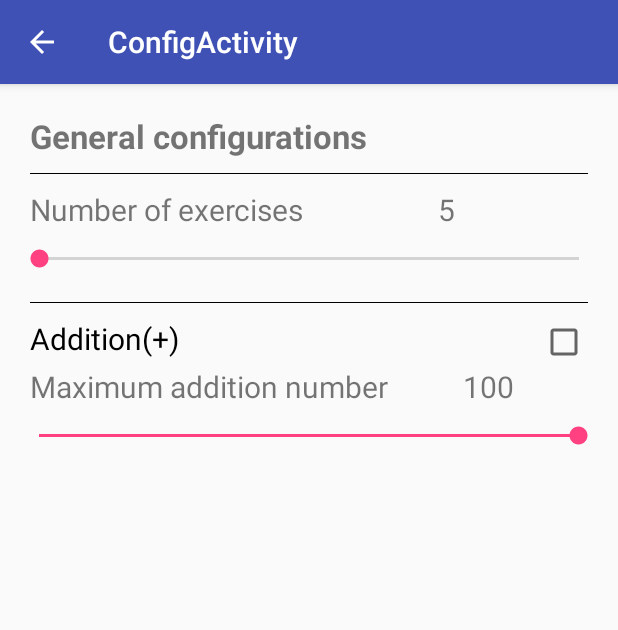
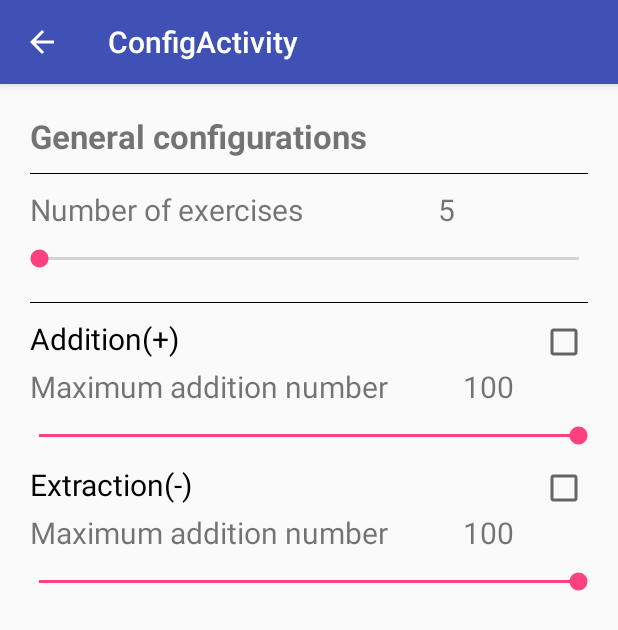
Before and after one commit to jiahaoliuliu/MathCalculator, an Android app: the screen it shows after launch (ConfigActivity), after a tap on "Settings", on a phone screen of 412 x 824 dp. Shown: the top 630 px of the screen. Run offline under Robolectric (Android 15) with nearby library versions, the light colour scheme and no system bars; our stand-ins replace data binding; 12 statements that could not run were skipped.

Commit message:
Set the configuration for the extraction

```diff
--- a/app/src/main/java/com/jiahaoliuliu/mathcalculator/config/ConfigActivity.java
+++ b/app/src/main/java/com/jiahaoliuliu/mathcalculator/config/ConfigActivity.java
@@ -42,7 +42,7 @@ public class ConfigActivity extends AppCompatActivity {
         getSupportActionBar().setDisplayHomeAsUpEnabled(true);
         getSupportActionBar().setDisplayShowHomeEnabled(true);
 
-        // Set the listener for the seekbar
+        // General settings: Number of exercises
         activityConfigBinding.numberOfExercises.setOnSeekBarChangeListener(new SeekBar.OnSeekBarChangeListener() {
             @Override
             public void onProgressChanged(SeekBar seekBar, int numberOfExercises, boolean fromUser) {
@@ -61,6 +61,7 @@ public class ConfigActivity extends AppCompatActivity {
             }
         });
 
+        // Addition
         activityConfigBinding.additionAllowed.setOnCheckedChangeListener(new CompoundButton.OnCheckedChangeListener() {
             @Override
             public void onCheckedChanged(CompoundButton compoundButton, boolean checked) {
@@ -70,6 +71,9 @@ public class ConfigActivity extends AppCompatActivity {
 
                 // Update the view
                 activityConfigBinding.setConfigurationModel(currentConfigurationModel);
+                // This should be done on the xml, but somehow it is not possible
+                activityConfigBinding.maximumAdditionNumber.setEnabled(
+                        currentConfigurationModel.isAdditionAllowed());
             }
         });
 
@@ -90,6 +94,41 @@ public class ConfigActivity extends AppCompatActivity {
                 // Do nothing
             }
         });
+
+        // Extraction
+        activityConfigBinding.extractionAllowed.setOnCheckedChangeListener(new CompoundButton.OnCheckedChangeListener() {
+            @Override
+            public void onCheckedChanged(CompoundButton compoundButton, boolean checked) {
+                // Update the checkbox
+                currentConfigurationModel.setExtractionAllowed(checked);
+                mainViewModel.setCurrentConfigurationModel(currentConfigurationModel);
+
+                // Update the view
+                activityConfigBinding.setConfigurationModel(currentConfigurationModel);
+                // This should be done on the xml, but somehow it is not possible
+                activityConfigBinding.maximumExtractionNumber.setEnabled(
+                        currentConfigurationModel.isExtractionAllowed());
+            }
+        });
+
+        activityConfigBinding.maximumExtractionNumber.setOnSeekBarChangeListener(new SeekBar.OnSeekBarChangeListener() {
+            @Override
+            public void onProgressChanged(SeekBar seekBar, int maximumExtractionNumber, boolean b) {
+                // Set and save the value
+                updateMaximumExtractionNumber(maximumExtractionNumber);
+            }
+
+            @Override
+            public void onStartTrackingTouch(SeekBar seekBar) {
+                // Do nothing
+            }
+
+            @Override
+            public void onStopTrackingTouch(SeekBar seekBar) {
+                // Do nothing
+            }
+        });
+
     }
 
     private void updateNumberOfExercises(int numberOfExercises) {
@@ -120,6 +159,20 @@ public class ConfigActivity extends AppCompatActivity {
         activityConfigBinding.setConfigurationModel(currentConfigurationModel);
     }
 
+    private void updateMaximumExtractionNumber(int maximumExtractionNumber) {
+        if (maximumExtractionNumber <= 0) {
+            Log.w(TAG, "The maximum extraction number cannot be lower than 0");
+            return;
+        }
+
+        // Update the internal data
+        currentConfigurationModel.setMaximumExtractionNumber(maximumExtractionNumber);
+        mainViewModel.setCurrentConfigurationModel(currentConfigurationModel);
+
+        // Update the view
+        activityConfigBinding.setConfigurationModel(currentConfigurationModel);
+    }
+
     // Action bar
     @Override
     public boolean onSupportNavigateUp() {
--- a/app/src/main/java/com/jiahaoliuliu/mathcalculator/config/ConfigurationModel.java
+++ b/app/src/main/java/com/jiahaoliuliu/mathcalculator/config/ConfigurationModel.java
@@ -4,10 +4,17 @@ import com.google.gson.Gson;
 
 public class ConfigurationModel {
 
+    // General settings
     // The init value for the number of exercises is 5
     private int numberOfExercises = 5;
+
+    // Addition
     private boolean additionAllowed = true;
     private int maximumAdditionNumber = 100; // 100 is the init value
+
+    // Extraction
+    private boolean extractionAllowed = true;
+    private int maximumExtractionNumber = 100; // 100 is the init value
 
     // Let gson ignore itself on serialization
     private transient Gson gson;
@@ -16,10 +23,14 @@ public class ConfigurationModel {
         gson = new Gson();
     }
 
-    public ConfigurationModel(int numberOfExercises, boolean additionAllowed, int maximumAdditionNumber) {
+    public ConfigurationModel(int numberOfExercises, boolean additionAllowed,
+                              int maximumAdditionNumber, boolean extractionAllowed,
+                              int maximumExtractionNumber) {
         this.numberOfExercises = numberOfExercises;
         this.additionAllowed = additionAllowed;
         this.maximumAdditionNumber = maximumAdditionNumber;
+        this.extractionAllowed = extractionAllowed;
+        this.maximumExtractionNumber = maximumExtractionNumber;
         this.gson = new Gson();
     }
 
@@ -31,6 +42,8 @@ public class ConfigurationModel {
         this.numberOfExercises = configurationModel.numberOfExercises;
         this.additionAllowed = configurationModel.additionAllowed;
         this.maximumAdditionNumber = configurationModel.maximumAdditionNumber;
+        this.extractionAllowed = configurationModel.extractionAllowed;
+        this.maximumExtractionNumber = configurationModel.maximumExtractionNumber;
     }
 
     public int getNumberOfExercises() {
@@ -57,6 +70,22 @@ public class ConfigurationModel {
         this.maximumAdditionNumber = maximumAdditionNumber;
     }
 
+    public boolean isExtractionAllowed() {
+        return extractionAllowed;
+    }
+
+    public void setExtractionAllowed(boolean extractionAllowed) {
+        this.extractionAllowed = extractionAllowed;
+    }
+
+    public int getMaximumExtractionNumber() {
+        return maximumExtractionNumber;
+    }
+
+    public void setMaximumExtractionNumber(int maximumExtractionNumber) {
+        this.maximumExtractionNumber = maximumExtractionNumber;
+    }
+
     public String toJson() {
         return gson.toJson(this);
     }
--- a/app/src/main/java/com/jiahaoliuliu/mathcalculator/data/MainViewModel.java
+++ b/app/src/main/java/com/jiahaoliuliu/mathcalculator/data/MainViewModel.java
@@ -228,6 +228,8 @@ public class MainViewModel {
         switch (operation) {
             case ADDITION:
                 return currentConfigurationModel.isAdditionAllowed();
+            case EXTRACTION:
+                return currentConfigurationModel.isExtractionAllowed();
             default:
                 return true;
         }
--- a/app/src/main/res/layout/activity_config.xml
+++ b/app/src/main/res/layout/activity_config.xml
@@ -116,6 +116,7 @@
                     android:layout_height="wrap_content"
                     style="@style/ConfigText"
                     android:text="@string/config_maximum_addition_number"
+                    android:enabled="@{configurationModel.additionAllowed}"
                     />
                 <TextView
                     android:layout_width="match_parent"
@@ -123,6 +124,7 @@
                     style="@style/NormalText"
                     tools:text="100"
                     android:text="@{Integer.toString(configurationModel.maximumAdditionNumber)}"
+                    android:enabled="@{configurationModel.additionAllowed}"
                     />
             </LinearLayout>
             <android.support.v7.widget.AppCompatSeekBar
@@ -138,6 +140,52 @@
                 android:progress="@{configurationModel.maximumAdditionNumber}"
                 />
 
+            <!-- Extraction -->
+            <CheckBox
+                android:id="@+id/extraction_allowed"
+                android:layout_width="match_parent"
+                android:layout_height="wrap_content"
+                style="@style/ConfigText"
+                android:button="@null"
+                android:drawableRight="?android:attr/listChoiceIndicatorMultiple"
+                android:text="@string/config_extraction"
+                android:checked="@{configurationModel.extractionAllowed}"
+                />
+            <!-- Maximum addition number -->
+            <LinearLayout
+                android:layout_width="match_parent"
+                android:layout_height="wrap_content"
+                android:orientation="horizontal"
+                >
+                <TextView
+                    android:layout_width="wrap_content"
+                    android:layout_height="wrap_content"
+                    style="@style/ConfigText"
+                    android:text="@string/config_maximum_addition_number"
+                    android:enabled="@{configurationModel.extractionAllowed}"
+                    />
+                <TextView
+                    android:layout_width="match_parent"
+                    android:layout_height="wrap_content"
+                    style="@style/NormalText"
+                    tools:text="100"
+                    android:text="@{Integer.toString(configurationModel.maximumExtractionNumber)}"
+                    android:enabled="@{configurationModel.extractionAllowed}"
+                    />
+            </LinearLayout>
+            <android.support.v7.widget.AppCompatSeekBar
+                android:id="@+id/maximum_extraction_number"
+                android:layout_width="match_parent"
+                android:layout_height="wrap_content"
+                android:layout_marginTop="10dp"
+                android:layout_marginBottom="10dp"
+                android:layout_marginLeft="-10dp"
+                android:layout_marginRight="-10dp"
+                android:max="100"
+                android:min="5"
+                android:progress="@{configurationModel.maximumExtractionNumber}"
+                />
+
         </LinearLayout>
     </LinearLayout>
 </layout>
--- a/app/src/main/res/values/strings.xml
+++ b/app/src/main/res/values/strings.xml
@@ -18,4 +18,5 @@
     <string name="config_number_of_exercises">Number of exercises</string>
     <string name="config_addition">Addition(+)</string>
     <string name="config_maximum_addition_number">Maximum addition number</string>
+    <string name="config_extraction">Extraction(-)</string>
 </resources>
```
